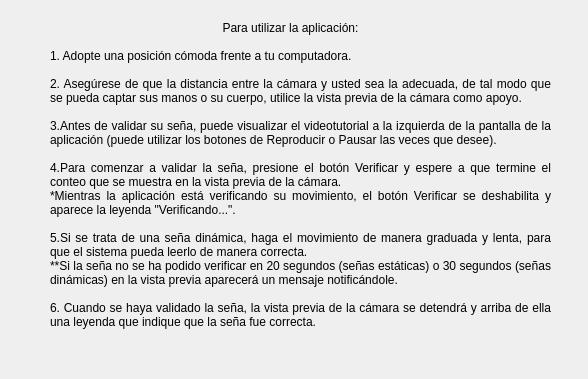
Qt form IG_Instrucciones.ui (lulacuna16/TT-2021-A004) before a commit.
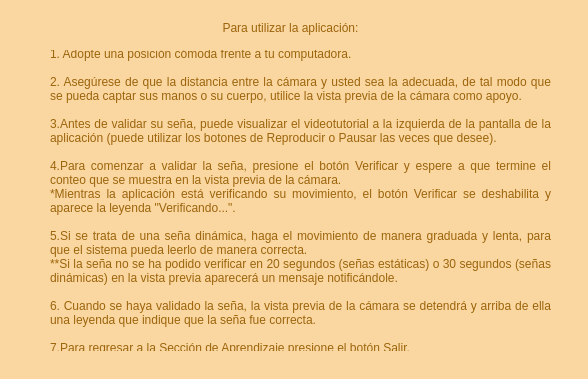
The same form after that commit.

Patch:
```diff
--- a/IG_Instrucciones.ui
+++ b/IG_Instrucciones.ui
@@ -13,15 +13,23 @@
   <property name="windowTitle">
    <string>Instrucciones</string>
   </property>
+  <property name="styleSheet">
+   <string notr="true">background-color: rgb(250, 215, 160);
+</string>
+  </property>
   <widget class="QLabel" name="labelInicio">
    <property name="geometry">
     <rect>
-     <x>210</x>
+     <x>190</x>
      <y>20</y>
-     <width>161</width>
+     <width>201</width>
      <height>16</height>
     </rect>
    </property>
+   <property name="styleSheet">
+    <string notr="true">font: 11pt &quot;Segoe Print&quot;;
+color: rgb(156, 100, 12);</string>
+   </property>
    <property name="text">
     <string>Para utilizar la aplicación:</string>
    </property>
@@ -35,9 +43,13 @@
      <x>50</x>
      <y>50</y>
      <width>501</width>
-     <height>291</height>
+     <height>301</height>
     </rect>
    </property>
+   <property name="styleSheet">
+    <string notr="true">font: 8pt &quot;Segoe Print&quot;;
+color: rgb(156, 100, 12);</string>
+   </property>
    <property name="text">
     <string>1. Adopte una posición cómoda frente a tu computadora.
 
```
